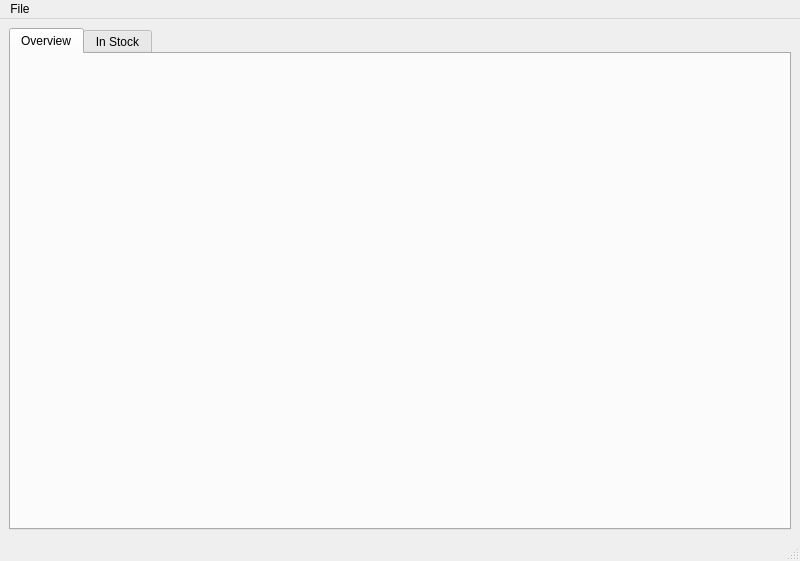
tlaemmlein/BrickMoney, file src/Applications/BrickMoneyDesktop/src/MainWindow.ui: the form before one commit.
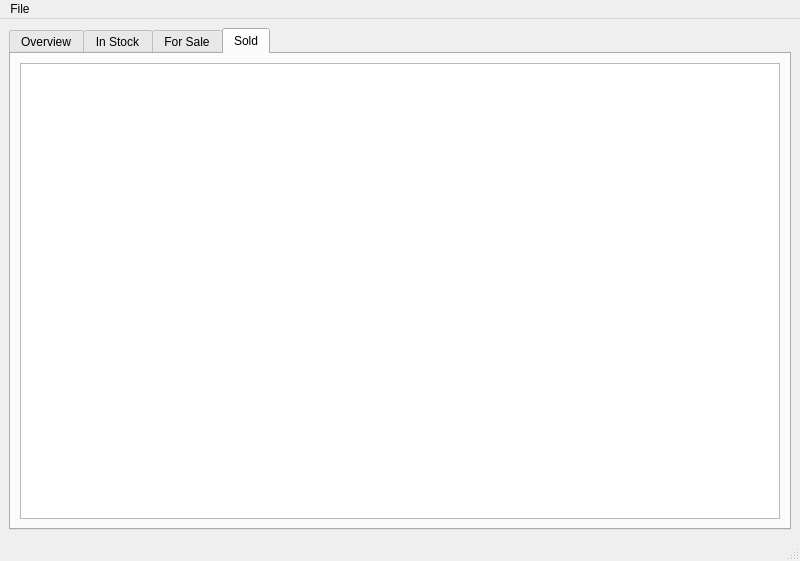
The form after the commit.

Commit message: All three lego sets can be displayed in QTableView

Diff of the .ui file:
```diff
--- a/src/Applications/BrickMoneyDesktop/src/MainWindow.ui
+++ b/src/Applications/BrickMoneyDesktop/src/MainWindow.ui
@@ -18,7 +18,7 @@
     <item row="0" column="0">
      <widget class="QTabWidget" name="tabWidget">
       <property name="currentIndex">
-       <number>0</number>
+       <number>3</number>
       </property>
       <widget class="QWidget" name="OverviewTab">
        <attribute name="title">
@@ -35,6 +35,26 @@
         </item>
        </layout>
       </widget>
+      <widget class="QWidget" name="forSaleTab">
+       <attribute name="title">
+        <string>For Sale</string>
+       </attribute>
+       <layout class="QGridLayout" name="gridLayout_3">
+        <item row="0" column="0">
+         <widget class="QTableView" name="forSaleTableView"/>
+        </item>
+       </layout>
+      </widget>
+      <widget class="QWidget" name="soldTab">
+       <attribute name="title">
+        <string>Sold</string>
+       </attribute>
+       <layout class="QGridLayout" name="gridLayout_4">
+        <item row="0" column="0">
+         <widget class="QTableView" name="soldTableView"/>
+        </item>
+       </layout>
+      </widget>
      </widget>
     </item>
    </layout>
```
The commit also changes 1 other file.
